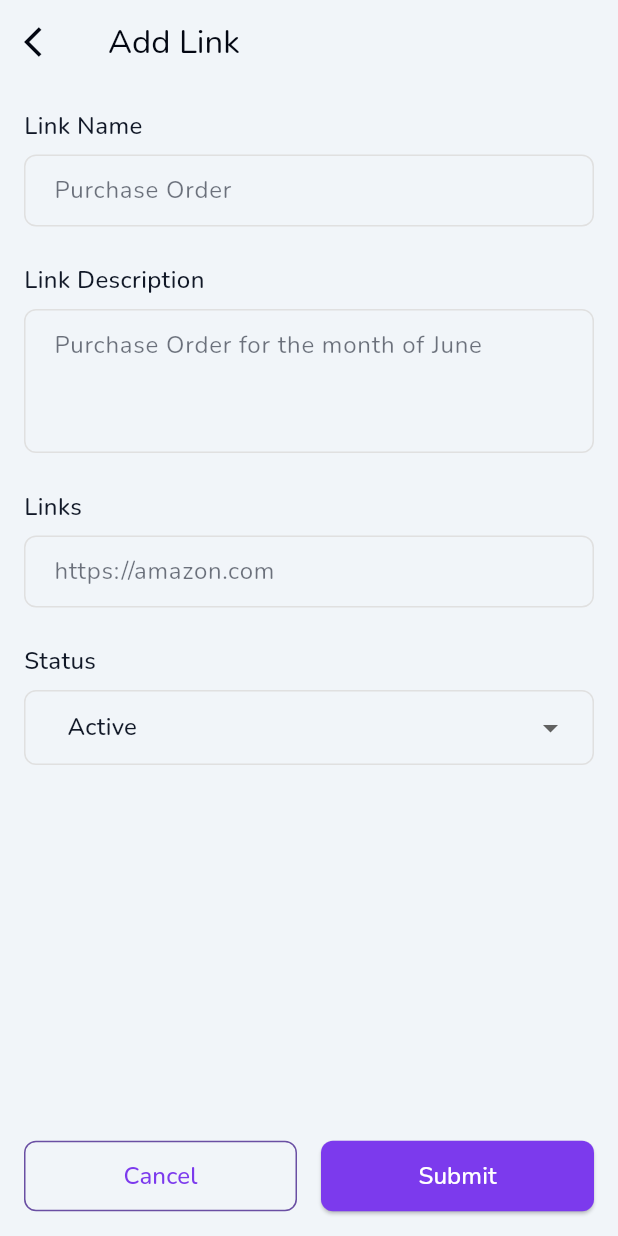
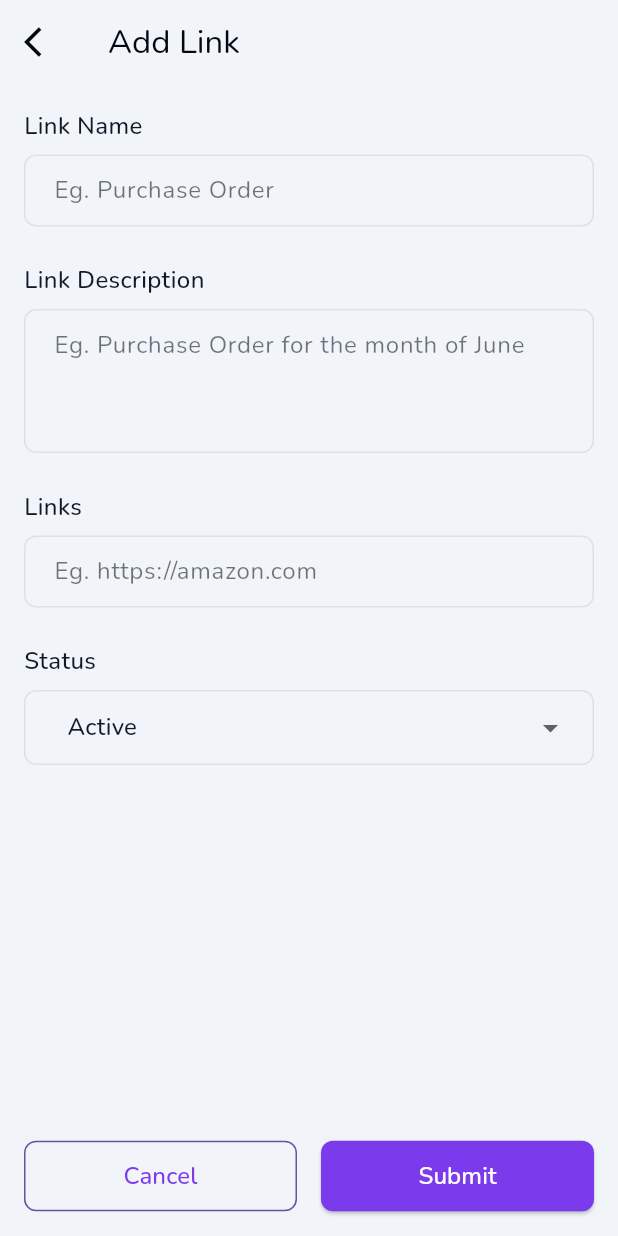
Before and after one commit to CodingWithTashi/unfurl, a Flutter app: the AddEditLinkScreen screen opened directly, on a phone screen of 412 x 824 dp. Run offline on Flutter 3.47's test engine with Material 3 defaults, Android fonts, the phone set to English and light mode, and no system bars; our stand-ins replace csv, easy_localization, equatable, file_picker, fluentui_system_icons, flutter_riverpod and 5 more; missing offline and left inert: flutter_displaymode; accounts and stored records are empty.

Commit message:
fixed bugs

```diff
--- a/lib/ui/screens/add_edit_link_screen.dart
+++ b/lib/ui/screens/add_edit_link_screen.dart
@@ -2,6 +2,7 @@ import 'dart:async';
 
 import 'package:fluentui_system_icons/fluentui_system_icons.dart';
 import 'package:flutter/material.dart';
+import 'package:flutter/services.dart';
 import 'package:flutter_riverpod/flutter_riverpod.dart';
 import 'package:qr_flutter/qr_flutter.dart';
 import 'package:unfurl/data/models/link.dart';
@@ -33,7 +34,7 @@ class _AddEditLinkScreenState extends ConsumerState<AddEditLinkScreen> {
         TextEditingController(text: widget.link?.description ?? '');
     linkController = TextEditingController(text: widget.link?.link ?? '');
     _selectedStatus = widget.link?.status ?? 'active';
-    _textStreamController = StreamController<String>();
+    _textStreamController = StreamController<String>.broadcast();
     linkController.addListener(() {
       _textStreamController.sink.add(linkController.text);
     });
@@ -54,6 +55,7 @@ class _AddEditLinkScreenState extends ConsumerState<AddEditLinkScreen> {
     height = MediaQuery.of(context).size.height;
     width = MediaQuery.of(context).size.width;
     return Scaffold(
+      resizeToAvoidBottomInset: true,
       backgroundColor: Theme.of(context).colorScheme.surface,
       appBar: AppBar(
         leading: IconButton(
@@ -74,6 +76,12 @@ class _AddEditLinkScreenState extends ConsumerState<AddEditLinkScreen> {
         padding: const EdgeInsets.all(16.0),
         child: Column(
           crossAxisAlignment: CrossAxisAlignment.start,
+          mainAxisAlignment: MainAxisAlignment.spaceBetween,
+          children: [
+            Expanded(
+              child: SingleChildScrollView(
+                child: Column(
+                  crossAxisAlignment: CrossAxisAlignment.start,
                   children: [
                     const Text(
                       'Link Name',
@@ -89,8 +97,9 @@ class _AddEditLinkScreenState extends ConsumerState<AddEditLinkScreen> {
                         fontSize: 16,
                       ),
                       decoration: InputDecoration(
-                hintText: 'Purchase Order',
-                hintStyle: Theme.of(context).textTheme.bodyLarge?.copyWith(
+                        hintText: 'Eg. Purchase Order',
+                        hintStyle:
+                            Theme.of(context).textTheme.bodyLarge?.copyWith(
                                   color: Theme.of(context)
                                       .textTheme
                                       .bodyLarge
@@ -128,12 +137,14 @@ class _AddEditLinkScreenState extends ConsumerState<AddEditLinkScreen> {
                     const SizedBox(height: 8),
                     TextField(
                       style: TextStyle(
-                  fontSize: 16, color: Theme.of(context).colorScheme.surface),
+                        fontSize: 16,
+                      ),
                       controller: descriptionController,
                       maxLines: 3,
                       decoration: InputDecoration(
-                hintText: 'Purchase Order for the month of June',
-                hintStyle: Theme.of(context).textTheme.bodyLarge?.copyWith(
+                        hintText: 'Eg. Purchase Order for the month of June',
+                        hintStyle:
+                            Theme.of(context).textTheme.bodyLarge?.copyWith(
                                   color: Theme.of(context)
                                       .textTheme
                                       .bodyLarge
@@ -172,8 +183,9 @@ class _AddEditLinkScreenState extends ConsumerState<AddEditLinkScreen> {
                     TextField(
                       controller: linkController,
                       decoration: InputDecoration(
-                hintText: 'https://amazon.com',
-                hintStyle: Theme.of(context).textTheme.bodyLarge?.copyWith(
+                        hintText: 'Eg. https://amazon.com',
+                        hintStyle:
+                            Theme.of(context).textTheme.bodyLarge?.copyWith(
                                   color: Theme.of(context)
                                       .textTheme
                                       .bodyLarge
@@ -198,6 +210,35 @@ class _AddEditLinkScreenState extends ConsumerState<AddEditLinkScreen> {
                           horizontal: 16,
                           vertical: 12,
                         ),
+                        // Add suffix icon for copy functionality
+                        suffixIcon: StreamBuilder<String>(
+                            stream: _textStreamController.stream,
+                            builder: (context, snapshot) {
+                              if (!snapshot.hasData ||
+                                  (snapshot.hasData &&
+                                      snapshot.data!.isEmpty)) {
+                                return const SizedBox.shrink();
+                              }
+                              return IconButton(
+                                icon: const Icon(Icons.content_copy),
+                                onPressed: () async {
+                                  if (linkController.text.isNotEmpty) {
+                                    await Clipboard.setData(
+                                      ClipboardData(text: linkController.text),
+                                    );
+                                    // Show a snackbar to confirm copy
+                                    ScaffoldMessenger.of(context).showSnackBar(
+                                      const SnackBar(
+                                        content:
+                                            Text('Link copied to clipboard'),
+                                        duration: Duration(seconds: 2),
+                                      ),
+                                    );
+                                  }
+                                },
+                                tooltip: 'Copy link',
+                              );
+                            }),
                       ),
                     ),
                     const SizedBox(height: 24),
@@ -253,14 +294,20 @@ class _AddEditLinkScreenState extends ConsumerState<AddEditLinkScreen> {
                                 (snapshot.hasData && snapshot.data!.isEmpty)) {
                               return const SizedBox.shrink();
                             }
-                    return QrImageView(
+                            return Container(
+                              color: Theme.of(context).colorScheme.onSecondary,
+                              child: QrImageView(
                                 data: snapshot.data ?? '',
                                 version: QrVersions.auto,
                                 size: height * 0.15,
+                              ),
                             );
                           }),
                     ),
-            const Spacer(),
+                  ],
+                ),
+              ),
+            ),
             Row(
               children: [
                 Expanded(
--- a/lib/ui/screens/link_screen.dart
+++ b/lib/ui/screens/link_screen.dart
@@ -163,7 +163,7 @@ class LinkScreen extends StatelessWidget {
                             ),
                           ),
                           subtitle: Text(
-                            link.link,
+                            link.link.isNotEmpty ? link.link : link.description,
                             style: TextStyle(),
                           ),
                           onTap: () {
--- a/lib/ui/widgets/export_import_dialog.dart
+++ b/lib/ui/widgets/export_import_dialog.dart
@@ -1,7 +1,9 @@
 import 'package:flutter/material.dart';
 import 'package:flutter_riverpod/flutter_riverpod.dart';
+import 'package:unfurl/states/tag_provider.dart';
 
 import '../../states/export_import_provider.dart';
+import '../../states/link_provider.dart';
 
 class ExportDialog extends ConsumerWidget {
   const ExportDialog({Key? key}) : super(key: key);
@@ -92,6 +94,9 @@ class ImportDialog extends ConsumerWidget {
               await exportImportService.importData(context);
               if (context.mounted) {
                 Navigator.of(context).pop(); // Close dialog first
+                ref.read(linksProvider.notifier).loadLinks();
+                ref.read(tagsProvider.notifier).loadTags();
+
                 ScaffoldMessenger.of(context).showSnackBar(
                   const SnackBar(
                     content: Text('Data imported successfully'),
```
Also changed, not shown: lib/services/export_import_service.dart (+46 -56 lines), lib/ui/screens/add_edit_tag_screen.dart (+15 -5 lines), lib/ui/widgets/permission_handler_widget.dart (deleted, +0 -38 lines). Lines whose indentation alone changed are shown as unchanged.
